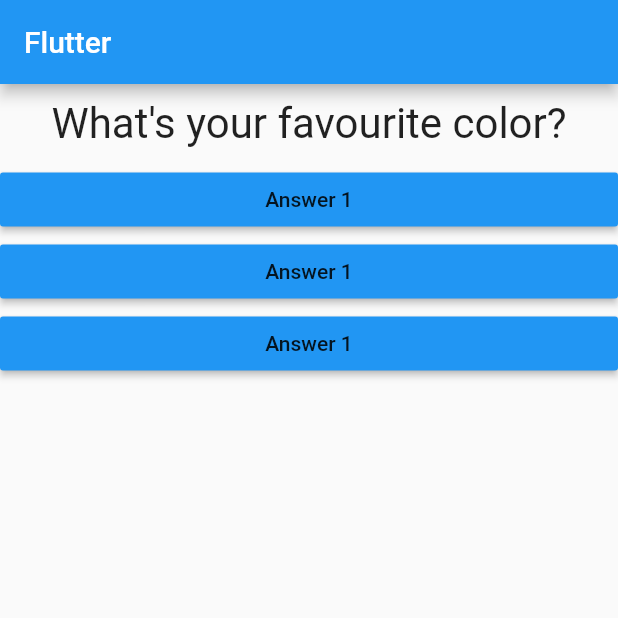
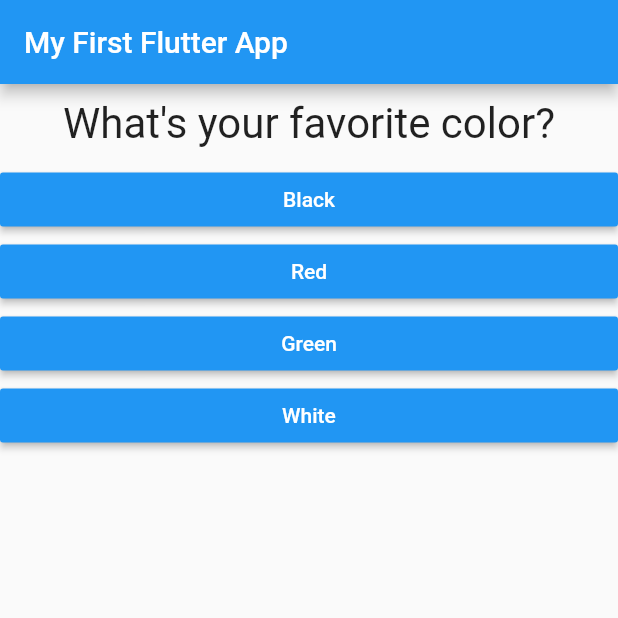
Before and after one commit to ZaidKhan15/Persona_android, a Flutter app: the screen it shows after launch, on a phone screen of 412 x 824 dp, the top half of it. Run offline on Flutter 3.47's test engine with Material 2 defaults, Android fonts, the phone set to English and light mode, and no system bars.

Commit message:
Firsst commit

```diff
--- a/lib/answer.dart
+++ b/lib/answer.dart
@@ -2,8 +2,9 @@ import 'package:flutter/material.dart';
 
 class Answer extends StatelessWidget {
   final VoidCallback selectHandler;
+  final String answerText;
 
-  Answer(this.selectHandler);
+  Answer(this.selectHandler,this.answerText);
 
   @override
   Widget build(BuildContext context) {
@@ -12,7 +13,9 @@ class Answer extends StatelessWidget {
 
       child: RaisedButton(
               color: Colors.blue,
-              child: Text('Answer 1'),
+              textColor: Colors.white,
+
+              child: Text(answerText),
               onPressed: selectHandler,
             ),
     );
--- a/lib/main.dart
+++ b/lib/main.dart
@@ -1,6 +1,12 @@
+import 'package:first_app/quiz.dart';
+import 'package:first_app/result.dart';
 import 'package:flutter/material.dart';
-import './question.dart';
-import './answer.dart';
+import './quiz.dart';
+import './result.dart';
+
+// void main() {
+//   runApp(MyApp());
+// }
 
 void main() => runApp(MyApp());
 
@@ -12,38 +18,76 @@ class MyApp extends StatefulWidget {
   }
 }
 
-//This state belong to MyApp that is why we have used <MyApp> in state
 class _MyAppState extends State<MyApp> {
-  var _questionIndex = 0;
-  void _answerQuestion() {
+
+  final _questions = const [
+    {
+      'questionText': 'What\'s your favorite color?',
+      'answers': [
+        {'text': 'Black', 'score': 10},
+        {'text': 'Red', 'score': 5},
+        {'text': 'Green', 'score': 3},
+        {'text': 'White', 'score': 1},
+      ],
+    },
+    {
+      'questionText': 'What\'s your favorite animal?',
+      'answers': [
+        {'text': 'Rabbit', 'score': 3},
+        {'text': 'Snake', 'score': 11},
+        {'text': 'Elephant', 'score': 5},
+        {'text': 'Lion', 'score': 9},
+      ],
+    },
+    {
+      'questionText': 'Who\'s your favorite instructor?',
+      'answers': [
+        {'text': 'Max', 'score': 1},
+        {'text': 'Max', 'score': 1},
+        {'text': 'Max', 'score': 1},
+        {'text': 'Max', 'score': 1},
+      ],
+    },
+  ];
+ var _questionIndex = 0;
+ var _totalScore = 0;
+
+void _resetQuiz(){
+  setState(() {
+    _questionIndex = 0;
+    _totalScore = 0;
+  });
+}
+
+  void _answerQuestion(int score) {
+
+    _totalScore += score;
+
     setState(() {
       _questionIndex = _questionIndex + 1;
     });
+    print(_questionIndex);
+    if (_questionIndex < _questions.length) {
+      print('we have more question');
+    } else {
+      print('No more Questions');
+    }
   }
 
   @override
   Widget build(BuildContext context) {
-    var question = [
-      'What\'s your favourite color?',
-      'What\'s your favourite Animal?'
-    ];
+    //we shuld use const if we donot want to create a list againod question
+    //if you want to create thta have to make const to var
+    //and the const [] will not let add item to the list
+
     return MaterialApp(
       home: Scaffold(
         appBar: AppBar(
-          title: Text('Flutter'),
+          title: Text('My First Flutter App'),
         ),
-        body: Column(
-          children: [
-            Question(
-              question[_questionIndex],
-            ),
-            Answer(_answerQuestion),
-            Answer(_answerQuestion),
-            Answer(_answerQuestion),
-
-
-          ],
-        ),
+        body: _questionIndex < _questions.length
+            ? Quiz(answerQuestion: _answerQuestion,questionIndex: _questionIndex,questions: _questions,)
+            : Result(_totalScore,_resetQuiz),
       ),
     );
   }
--- /dev/null
+++ b/lib/quiz.dart
@@ -0,0 +1,30 @@
+import 'package:flutter/material.dart';
+import './answer.dart';
+import './question.dart';
+
+class Quiz extends StatelessWidget {
+  final List<Map<String, Object>> questions;
+  final Function(int) answerQuestion;
+  final int questionIndex;
+
+  Quiz(
+      {required this.questions,
+      required this.answerQuestion,
+      required this.questionIndex});
+
+  @override
+  Widget build(BuildContext context) {
+    return Column(
+      children: [
+        Question(
+          questions[questionIndex]['questionText'] as String,
+        ),
+        ...(questions[questionIndex]['answers'] as List<Map<String, Object>>)
+            .map((answer) {
+          return Answer(
+              () => answerQuestion(answer['score'] as int), answer['text'] as String);
+        }).toList()
+      ],
+    );
+  }
+}
```
Also changed, not shown: lib/result.dart (added, +47 -0 lines).
